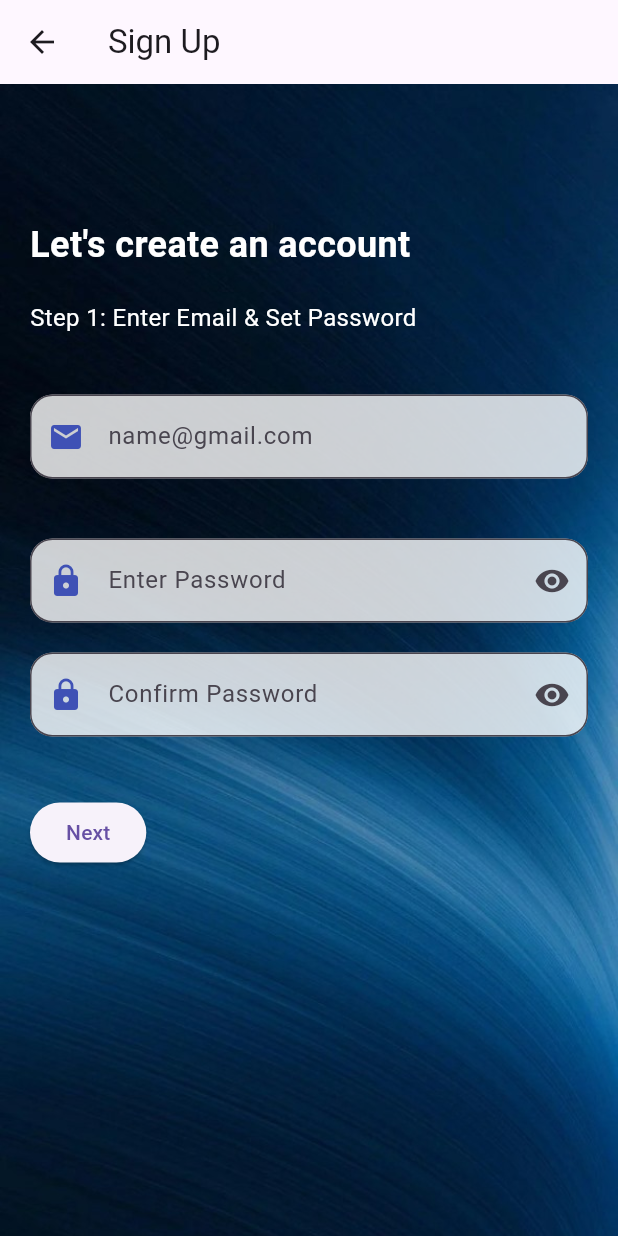
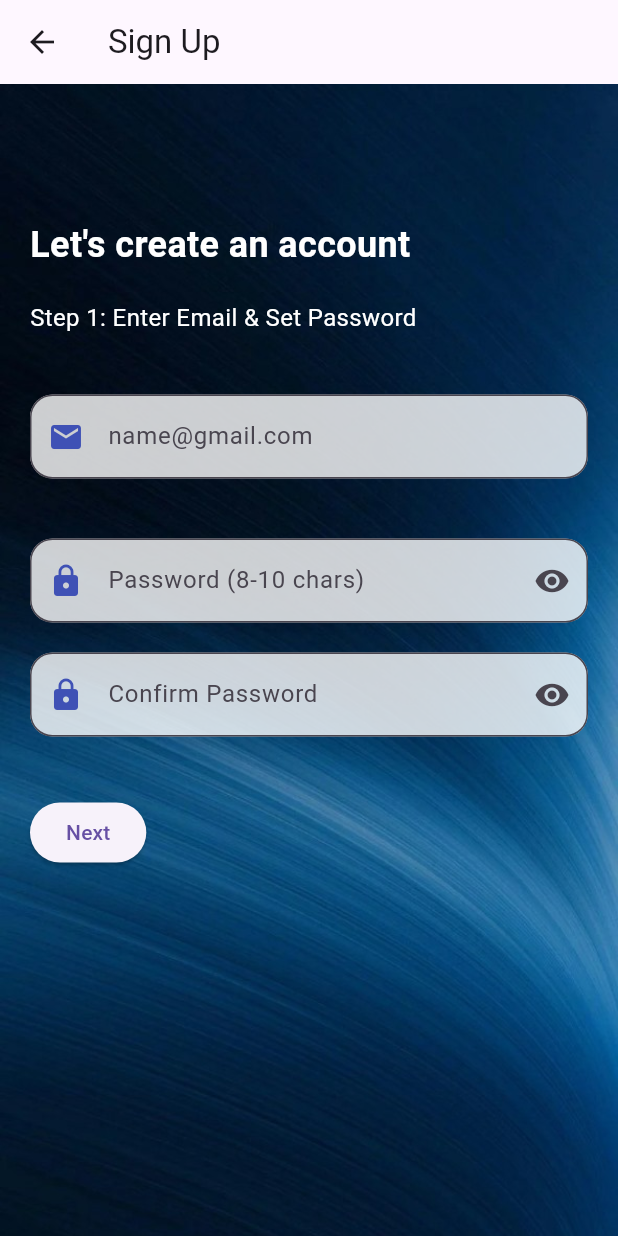
Before and after one commit to s4wqp/FlutterV1, a Flutter app: the SignUpPage screen opened directly, on a phone screen of 412 x 824 dp. Run offline on Flutter 3.47's test engine with Material 3 defaults, Android fonts, the phone set to English and light mode, and no system bars; our stand-ins replace awesome_dialog, cloud_firestore, dio, faker, firebase_auth, firebase_core and 6 more; missing offline and left inert: google_mlkit_text_recognition; accounts and stored records are empty.

Commit message:
Further restrict password to 10 chars as 11 chars failed DB

```diff
--- a/lib/presentation/screens/auth/SignUp.dart
+++ b/lib/presentation/screens/auth/SignUp.dart
@@ -201,10 +201,10 @@ class _SignUpPageState extends State<SignUpPage> {
                   TextField(
                     controller: passController,
                     obscureText: _obscureTextPass,
-                    maxLength: 20, // Limit password length to avoid DB overflow
+                    maxLength: 10, // Reduced to 10 as 11 chars failed DB
                     decoration: InputDecoration(
                       prefixIcon: const Icon(Icons.lock, color: Colors.indigo),
-                      hintText: 'Enter Password',
+                      hintText: 'Password (8-10 chars)',
                       counterText: "", // Hide character counter
                       border: OutlineInputBorder(
                           borderRadius: BorderRadius.circular(15)),
@@ -226,7 +226,7 @@ class _SignUpPageState extends State<SignUpPage> {
                   TextField(
                     controller: repassController,
                     obscureText: _obscureTextRePass,
-                    maxLength: 20,
+                    maxLength: 10,
                     decoration: InputDecoration(
                       prefixIcon: const Icon(Icons.lock, color: Colors.indigo),
                       hintText: 'Confirm Password',
--- a/lib/presentation/screens/services/provide_services4.dart
+++ b/lib/presentation/screens/services/provide_services4.dart
@@ -477,7 +477,7 @@ class _ProvideServices4State extends State<ProvideServices4> {
           if (dataString.contains("Data too long") &&
               dataString.contains("user_password")) {
             errorMessage =
-                "Registration Failed: Password is too long. Please use a shorter password (< 20 chars).";
+                "Registration Failed: Password is too long. Please use a password between 8 and 10 characters.";
           } else {
             errorMessage =
                 "Server Error ${e.response?.statusCode}: $dataString";
```
